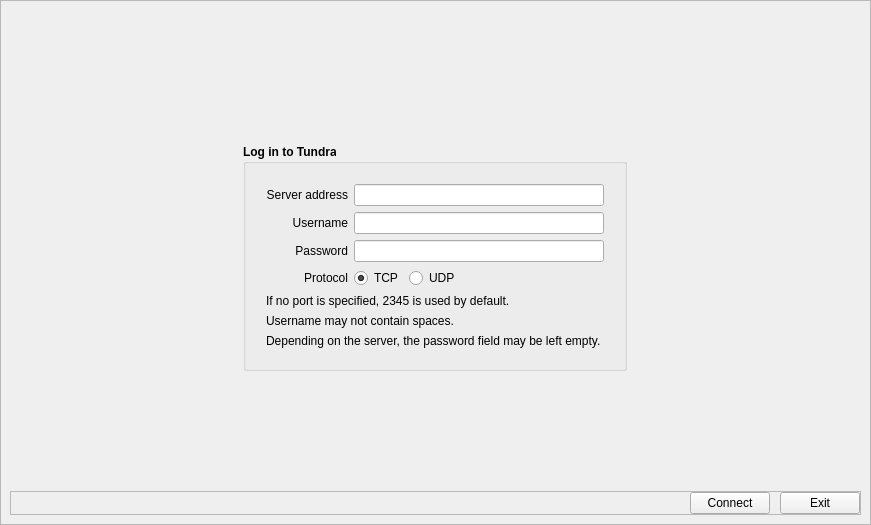
Qt form bin/data/ui/LoginWidget.ui (realXtend/tundra) before a commit.
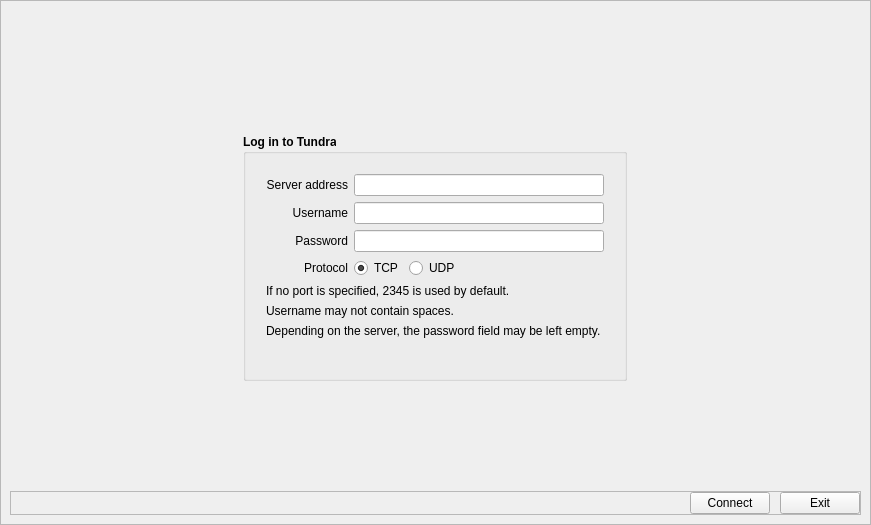
The same form after that commit.

Commit message: DenyConnection method in UserConnection will now take QString message that is replicated to client. This message can be read as "LoginFailed" LoginProperty value.

Diff of the .ui file:
```diff
--- a/bin/data/ui/LoginWidget.ui
+++ b/bin/data/ui/LoginWidget.ui
@@ -327,6 +327,22 @@
                    </property>
                   </widget>
                  </item>
+                 <item>
+                  <widget class="QLabel" name="label_infotext">
+                   <property name="sizePolicy">
+                    <sizepolicy hsizetype="Expanding" vsizetype="Preferred">
+                     <horstretch>0</horstretch>
+                     <verstretch>0</verstretch>
+                    </sizepolicy>
+                   </property>
+                   <property name="text">
+                    <string/>
+                   </property>
+                   <property name="alignment">
+                    <set>Qt::AlignLeading|Qt::AlignLeft|Qt::AlignVCenter</set>
+                   </property>
+                  </widget>
+                 </item>
                 </layout>
                </widget>
               </item>
```
The commit also changes 5 other files.
